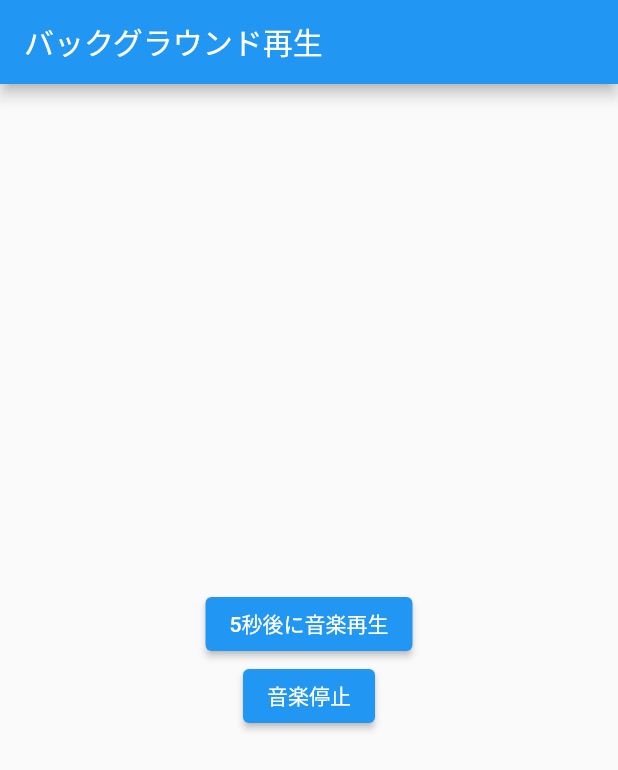
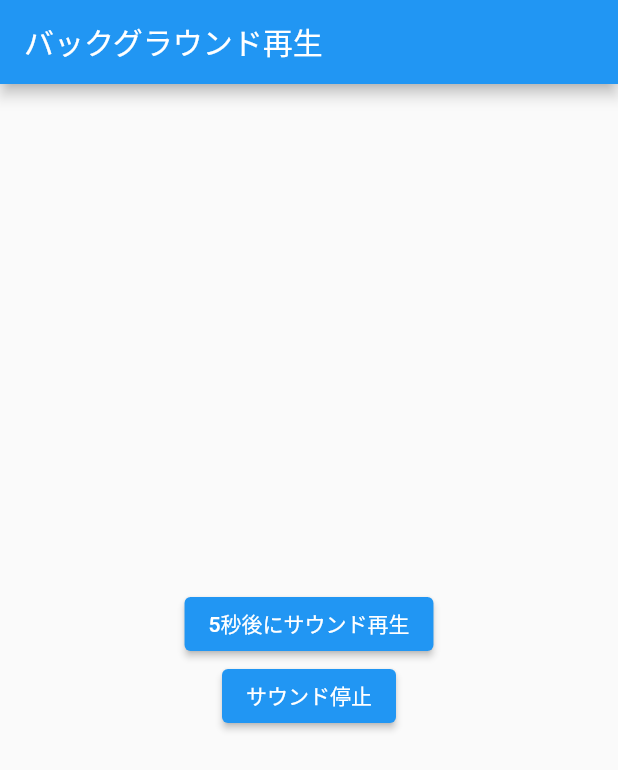
Before and after one commit to yousetsu/backgroundalarm, a Flutter app: the screen it shows after launch, on a phone screen of 412 x 824 dp. Shown: the top 770 px of the screen. Run offline on Flutter 3.47's test engine with Material 2 defaults, Android fonts, the phone set to English and light mode, and no system bars; our stand-ins replace flutter_local_notifications, flutter_native_timezone, timezone; missing offline and left inert: android_alarm_manager_plus, flutter_ringtone_player.

Commit message:
微調整

```diff
--- a/lib/main.dart
+++ b/lib/main.dart
@@ -6,22 +6,25 @@ import 'package:android_alarm_manager_plus/android_alarm_manager_plus.dart';
 
 //時間になったらローカル通知を出すため
 import 'package:flutter_local_notifications/flutter_local_notifications.dart';
-//音楽を慣らす
-import 'package:flutter_ringtone_player/flutter_ringtone_player.dart';
-//MethodChannel
+
+//ローカル通知で使うMethodChannelのため
 import 'package:flutter/services.dart';
 
-//StreamController
+//ローカル通知で使うStreamControllerのため
 import 'dart:async';
 
-//ローカル通知の時間をセットするため
+//音楽を慣らすため
+import 'package:flutter_ringtone_player/flutter_ringtone_player.dart';
+
+
+//ローカル通知の時間をセットするためタイムゾーンの定義が必要
 import 'package:timezone/timezone.dart' as tz;
 import 'package:timezone/data/latest_all.dart' as tz;
 import 'package:flutter_native_timezone/flutter_native_timezone.dart';
-//kzWeb?
+
+//kIsWebを使うため
 import 'package:flutter/material.dart';
-
-//Linux?
+//Linuxを使うため
 import 'dart:io';
 
 //アラーム用のID
@@ -29,19 +32,13 @@ const int alarmID = 123456789;
 //鳴らしたい秒数
 const int alramSecond = 5;
 
-//通知のための初期化
+//ローカル通知のための準備
 final FlutterLocalNotificationsPlugin flutterLocalNotificationsPlugin =
 FlutterLocalNotificationsPlugin();
 String? selectedNotificationPayload;
-
-final StreamController<ReceivedNotification> didReceiveLocalNotificationStream =
-StreamController<ReceivedNotification>.broadcast();
-
-final StreamController<String?> selectNotificationStream =
-StreamController<String?>.broadcast();
-const MethodChannel platform =
-MethodChannel('dexterx.dev/flutter_local_notifications_example');
-
+final StreamController<ReceivedNotification> didReceiveLocalNotificationStream = StreamController<ReceivedNotification>.broadcast();
+final StreamController<String?> selectNotificationStream = StreamController<String?>.broadcast();
+const MethodChannel platform = MethodChannel('dexterx.dev/flutter_local_notifications_example');
 class ReceivedNotification {
   ReceivedNotification({
     required this.id,
@@ -54,10 +51,7 @@ class ReceivedNotification {
   final String? body;
   final String? payload;
 }
-
-/// ???A notification action which triggers a App navigation event
 const String navigationActionId = 'id_3';
-/// ????
 @pragma('vm:entry-point')
 void notificationTapBackground(NotificationResponse notificationResponse) {
   // ignore: avoid_print
@@ -70,7 +64,7 @@ void notificationTapBackground(NotificationResponse notificationResponse) {
         'notification action tapped with input: ${notificationResponse.input}');
   }
 }
-
+//タイムゾーン初期化
 Future<void> _configureLocalTimeZone() async {
   if (kIsWeb || Platform.isLinux) {
     return;
@@ -202,13 +196,13 @@ class _MyHomePageState extends State<MyHomePage> {
               onPressed:() async {
                 setBackgroundAlarm();
               },
-              child: const Text("5秒後に音楽再生"),
+              child: const Text("5秒後にサウンド再生"),
             ),
             ElevatedButton(
               onPressed:() async {
                 stopBackgroundArlam();
               },
-              child: const Text("音楽停止"),
+              child: const Text("サウンド停止"),
             ),
           ],
         ),
```
